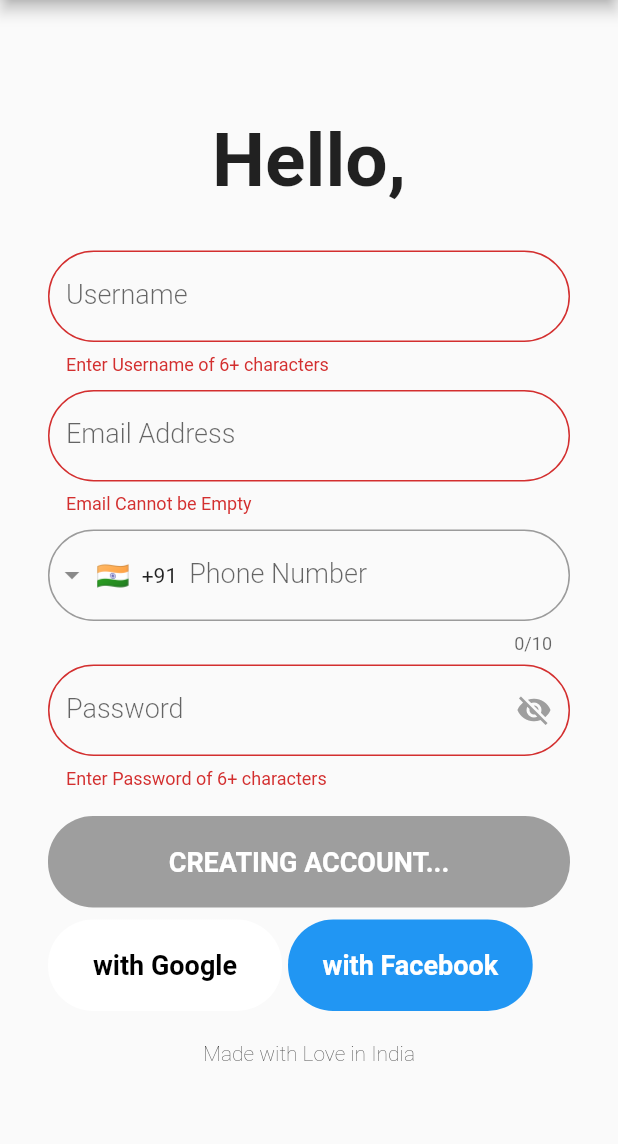
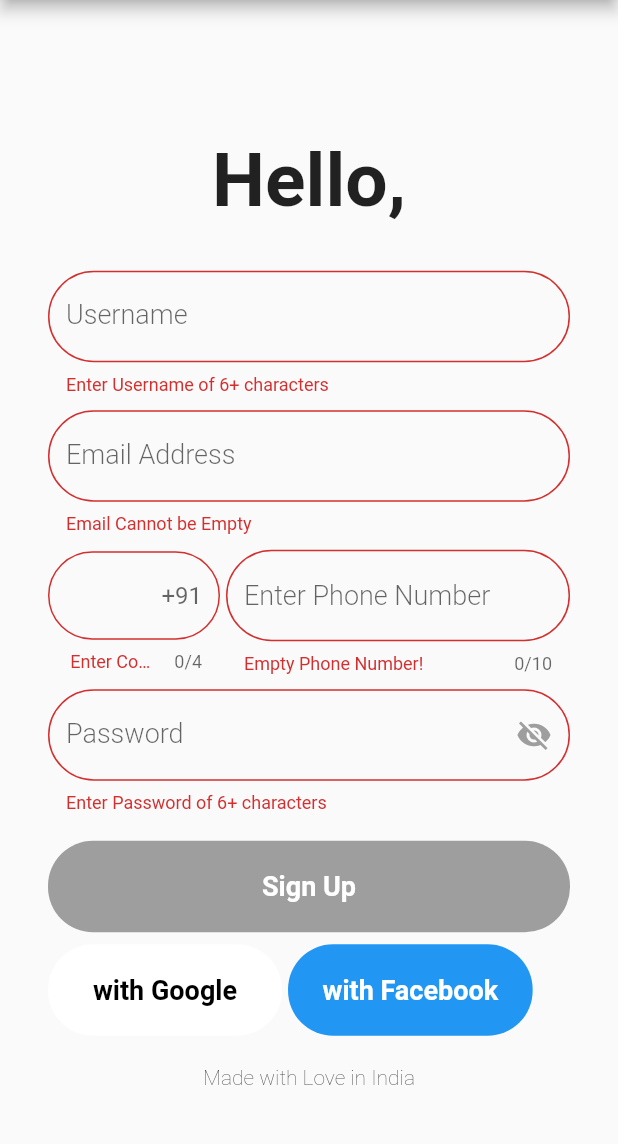
Before and after one commit to itsvivekghosh/ConnectMe, a Flutter app: the SignUp screen opened directly with empty values, after a tap on "Sign Up", on a phone screen of 412 x 824 dp, the part 84-1228 px from its top. Run offline on Flutter 3.47's test engine with Material 2 defaults, Android fonts, the light colour scheme and no system bars; drawn by our look-alikes of intl_phone_field; our stand-ins replace cloud_firestore, firebase_auth, firebase_storage, google_sign_in, image_cropper, image_picker and 3 more; missing offline and left inert: progressive_image; accounts and stored records are empty; Roboto replaces fonts that are missing (RobotoMono).

Commit message:
added bug fixes

```diff
--- a/ConnectMe/lib/views/SignIn.dart
+++ b/ConnectMe/lib/views/SignIn.dart
@@ -13,7 +13,6 @@ import 'package:ConnectMe/helper/helperFunctions.dart';
 import 'package:ConnectMe/views/chatRoomDashboard.dart';
 import 'package:shared_preferences/shared_preferences.dart';
 import 'package:progress_indicators/progress_indicators.dart';
-
 
 class SignIn extends StatefulWidget {
   final Function toggleState, toggleTheme, toggleAccentColor;
@@ -504,7 +503,7 @@ class _SignInState extends State<SignIn> {
                       ),
                     ),
                   ],
-                )
+                ),
               ),
             ],
           ),
--- a/ConnectMe/lib/views/SignUp.dart
+++ b/ConnectMe/lib/views/SignUp.dart
@@ -7,7 +7,6 @@ import 'package:firebase_auth/firebase_auth.dart';
 import 'package:ConnectMe/services/database.dart';
 import 'package:ConnectMe/helper/helperFunctions.dart';
 import 'package:ConnectMe/views/chatRoomDashboard.dart';
-import 'package:intl_phone_field/intl_phone_field.dart';
 import 'package:progress_indicators/progress_indicators.dart';
 import 'package:shared_preferences/shared_preferences.dart';
 
@@ -29,6 +28,7 @@ class _SignUpState extends State<SignUp> {
   String titleSignUp = "Sign Up";
   final formKey = GlobalKey<FormState>();
   final GlobalKey<State> _keyLoader = new GlobalKey<State>();
+  TextEditingController countryCodeController = new TextEditingController();
   TextEditingController emailEditingController = new TextEditingController();
   TextEditingController userNameEditingController = new TextEditingController();
   TextEditingController passwordEditingController = new TextEditingController();
@@ -47,13 +47,18 @@ class _SignUpState extends State<SignUp> {
     });
 
     if (formKey.currentState.validate()) {
-
+      if (countryCodeController.text.isEmpty || countryCodeController.text[0] != '+' || countryCodeController.text.length > 4) {
+        setState(() {
+          titleSignUp = "Sign Up";
+        });
+        return;
+      }
       Map<String, dynamic> userMap = {
         'name': userNameEditingController.text,
         'email': emailEditingController.text,
         'gender': "Male",
         'dateOfBirth': DateTime.now(),
-        'phoneNumber': phoneNumberEditingController.text,
+        'phoneNumber': countryCodeController.text + " " + phoneNumberEditingController.text,
         'profileImage': 'https://raw.githubusercontent.com/itsvivekghosh/flutter-tutorial/master/default.png',
       };
 
@@ -127,6 +132,11 @@ class _SignUpState extends State<SignUp> {
             titleSignUp = "Sign Up";
           });
         });
+    } else {
+      print("Error in Sign up!");
+      setState(() {
+        titleSignUp = "Sign Up";
+      });
     }
   }
 
@@ -172,7 +182,7 @@ class _SignUpState extends State<SignUp> {
                   Constants.currentTheme == 'dark' ? Icons.wb_sunny_rounded : Icons.brightness_3
               ),
             ),
-          )
+          ),
         ],
       ),
       body: _loading ? Container(
@@ -181,20 +191,19 @@ class _SignUpState extends State<SignUp> {
               fontSize: 40.0,
               color: Constants.currentTheme == 'dark' ? Colors.white : widget.lightThemeColor,
             ),
-          )
-      ) :  Container(
+          ),
+      ) : Container(
         alignment: Alignment.center,
-            child: Container(
         padding: EdgeInsets.symmetric(horizontal: 32),
         child: Column(
             mainAxisSize: MainAxisSize.min,
             children:[
               Container(
-                        padding: EdgeInsets.fromLTRB(10, 20, 10, 30),
+                  padding: EdgeInsets.fromLTRB(10, 50, 10, 30),
                   child: Text("Hello,", style: TextStyle(
                     fontWeight: FontWeight.bold,
                     fontSize: 50,
-                          fontFamily: 'RobotoMono' ,
+                    fontFamily: 'RobotoMono',
                   ),
                   ),
               ),
@@ -269,39 +278,9 @@ class _SignUpState extends State<SignUp> {
                   ),
                   SizedBox(height: 10),
                   Container(
-                          child: IntlPhoneField(
-                            style: TextStyle(
-                                fontSize: 18,
-                                fontWeight: FontWeight.w300
+                    child: phoneField(),
                   ),
-                            controller: phoneNumberEditingController,
-                            decoration: InputDecoration(
-                              labelText: 'Phone Number',
-                              hintText: "Enter your Number",
-                              hintStyle: TextStyle(
-                                  color: Constants.currentTheme == 'dark' ? Colors.white24 : Colors.black38
-                              ),
-                              focusColor: widget.lightThemeColor,
-                              border: OutlineInputBorder(
-                                borderRadius: new BorderRadius.circular(32.0),
-                                borderSide: new BorderSide(
-                                  color: Colors.grey,
-                                  width: 1,
-                                ),
-                              ),
-                              focusedBorder: OutlineInputBorder(
-                                borderRadius: new BorderRadius.circular(32.0),
-                                borderSide: BorderSide(
-                                  color: widget.lightThemeColor,
-                                  style: BorderStyle.solid,
-                                  width: 3,
-                                ),
-                              ),
-                            ),
-                            initialCountryCode: 'IN',
-                          ),
-                        ),
-                        SizedBox(height: 7,),
+                  SizedBox(height: 10),
                   TextFormField(
                     controller: passwordEditingController,
                     style: TextStyle(fontSize: 18, fontWeight: FontWeight.w300),
@@ -428,6 +407,90 @@ class _SignUpState extends State<SignUp> {
         ]
       ),
           ),
+    );
+  }
+
+  Widget phoneField() {
+    return Container(
+      child: Row(
+        children: <Widget>[
+          Expanded(
+            child: Row(
+              children: <Widget>[
+                Expanded(
+                  flex: 2,
+                  child: TextFormField(
+                    keyboardType: TextInputType.phone,
+                    textAlign: TextAlign.end,
+                    validator: (value) {
+                      return (value.isEmpty) ? "Enter Code!": null;
+                    },
+                    controller: countryCodeController,
+                    maxLength: 4,
+                    decoration: InputDecoration(
+                      hintText: "+91",
+                      focusColor: Constants.accentColor,
+                      border: OutlineInputBorder(
+                        borderRadius: new BorderRadius.circular(32.0),
+                        borderSide: new BorderSide(
+                          color: Colors.grey,
+                          width: 1,
+                        ),
+                      ),
+                      focusedBorder: OutlineInputBorder(
+                        borderRadius: new BorderRadius.circular(32.0),
+                        borderSide: BorderSide(
+                          color: Constants.accentColor == Colors.black ?
+                          Constants.currentTheme == 'dark' ? Colors.white70 : Colors.black
+                              : Constants.accentColor,
+                          style: BorderStyle.solid,
+                          width: 3,
+                        ),
+                      ),
+                    ),
+                  ),
+                ),
+                SizedBox(width: 4),
+                Expanded(
+                  flex: 4,
+                  child: TextFormField(
+                    keyboardType: TextInputType.phone,
+                    style: TextStyle(
+                      fontSize: 18,
+                      fontWeight: FontWeight.w300
+                    ),
+                    validator: (value) {
+                      return (value.isEmpty) ? "Empty Phone Number!": null;
+                    },
+                    maxLength: 10,
+                    controller: phoneNumberEditingController,
+                    decoration: InputDecoration(
+                      hintText: "Enter Phone Number",
+                      focusColor: Constants.accentColor,
+                      border: OutlineInputBorder(
+                        borderRadius: new BorderRadius.circular(32.0),
+                        borderSide: new BorderSide(
+                          color: Colors.grey,
+                          width: 1,
+                        ),
+                      ),
+                      focusedBorder: OutlineInputBorder(
+                        borderRadius: new BorderRadius.circular(32.0),
+                        borderSide: BorderSide(
+                          color: Constants.accentColor == Colors.black ?
+                          Constants.currentTheme == 'dark' ? Colors.white70 : Colors.black
+                              : Constants.accentColor,
+                          style: BorderStyle.solid,
+                          width: 3,
+                        ),
+                      ),
+                    ),
+                  ),
+                ),
+              ],
+            ),
+          ),
+        ],
       ),
     );
   }
--- a/ConnectMe/pubspec.yaml
+++ b/ConnectMe/pubspec.yaml
@@ -47,6 +47,7 @@ dependencies:
   image_cropper: ^1.3.0
   path_provider: ^1.6.14
   datetime_picker_formfield: ^1.0.0
+  photo_view: ^0.9.1
 
 dev_dependencies:
   flutter_test:
```
Also changed, not shown: ConnectMe/lib/services/auth.dart (+7 -7 lines), ConnectMe/lib/views/accounts.dart (+4 -4 lines), ConnectMe/lib/views/profile.dart (+151 -61 lines), ConnectMe/pubspec.lock, 1 other file. Lines whose indentation alone changed are shown as unchanged.
